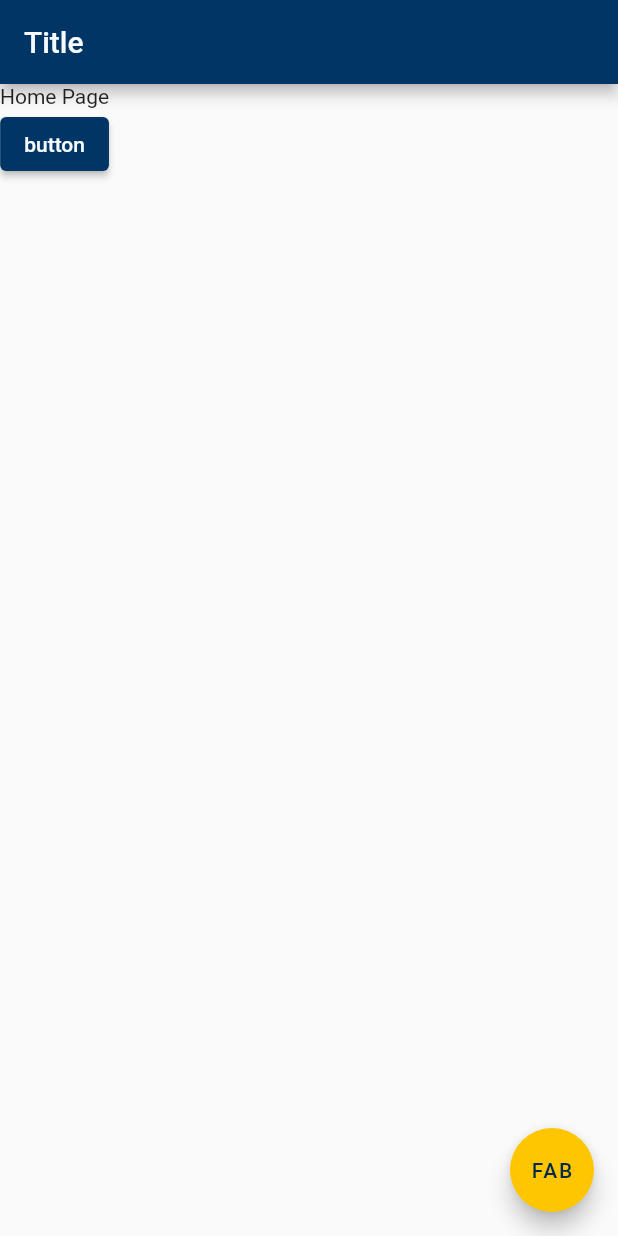
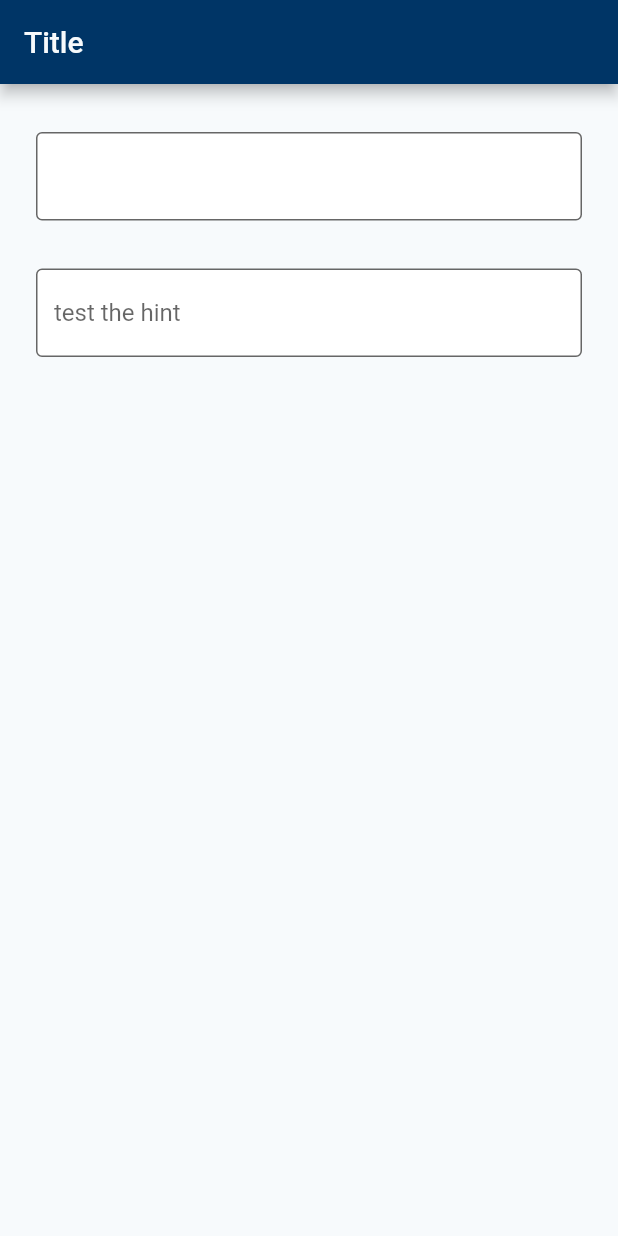
Before and after one commit to marta-werdaya/food_craft, a Flutter app: the screen it shows after launch, on a phone screen of 412 x 824 dp. Run offline on Flutter 3.47's test engine with Material 2 defaults, Android fonts, the phone set to English and light mode, and no system bars.

Commit message:
add theme_input

```diff
--- a/lib/main.dart
+++ b/lib/main.dart
@@ -1,6 +1,7 @@
 import 'package:flutter/material.dart';
 import 'package:food_craft/pages/home_page.dart';
 import 'package:food_craft/themes/theme_color.dart';
+import 'package:food_craft/themes/theme_input.dart';
 
 void main() {
   runApp(const MyApp());
@@ -15,6 +16,7 @@ class MyApp extends StatelessWidget {
       title: 'Flutter Demo',
       theme: ThemeData(
         colorScheme: ThemeColor.colorScheme,
+        inputDecorationTheme: ThemeInput.inputDecoration,
       ),
       home: const HomePage(),
     );
--- a/lib/pages/home_page.dart
+++ b/lib/pages/home_page.dart
@@ -1,4 +1,5 @@
 import 'package:flutter/material.dart';
+import 'package:food_craft/constants/app_colors.dart';
 
 class HomePage extends StatelessWidget {
   const HomePage({Key? key}) : super(key: key);
@@ -6,16 +7,21 @@ class HomePage extends StatelessWidget {
   @override
   Widget build(BuildContext context) {
     return Scaffold(
-      floatingActionButton: FloatingActionButton(
-        onPressed: () {},
-        child: const Text('FAB'),
-      ),
+      backgroundColor: AppColors.bg,
       appBar: AppBar(title: const Text('Title')),
-      body: Column(
-        children: [
-          const Text('Home Page'),
-          ElevatedButton(onPressed: () {}, child: const Text('button')),
-        ],
+      body: Container(
+        padding: const EdgeInsets.symmetric(horizontal: 24, vertical: 32),
+        child: Column(
+          children: [
+            TextFormField(),
+            const SizedBox(
+              height: 32,
+            ),
+            TextFormField(
+              decoration: const InputDecoration(hintText: 'test the hint'),
+            ),
+          ],
+        ),
       ),
     );
   }
--- /dev/null
+++ b/lib/themes/theme_input.dart
@@ -0,0 +1,10 @@
+import 'package:flutter/material.dart';
+import 'package:food_craft/constants/app_colors.dart';
+
+class ThemeInput {
+  static const inputDecoration = InputDecorationTheme(
+    fillColor: AppColors.white,
+    filled: true,
+    border: OutlineInputBorder(),
+  );
+}
```
